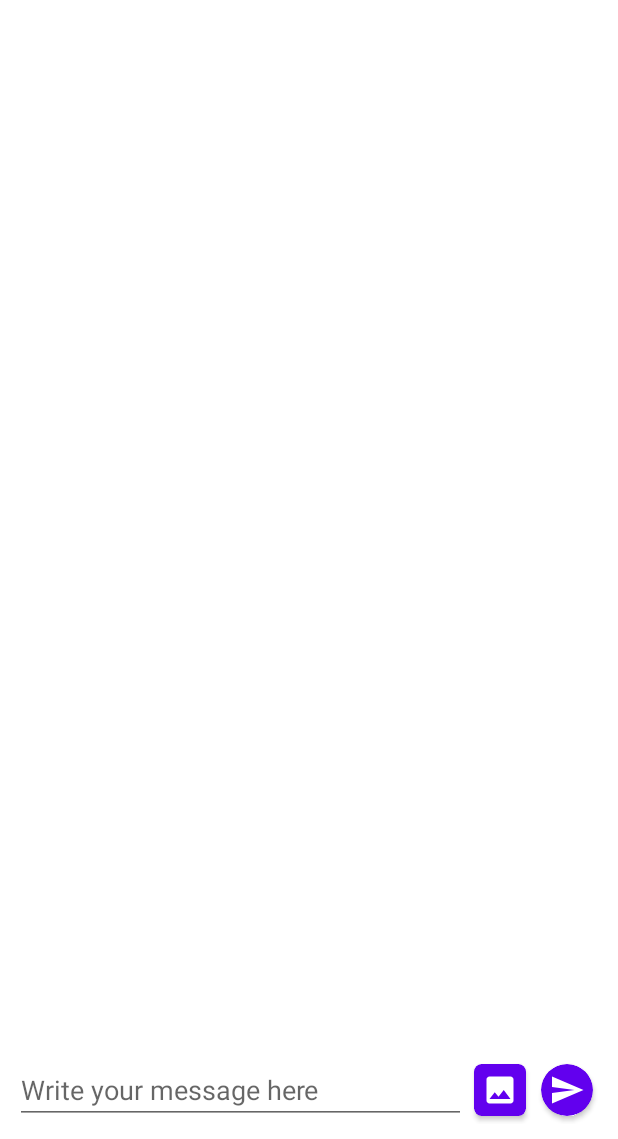
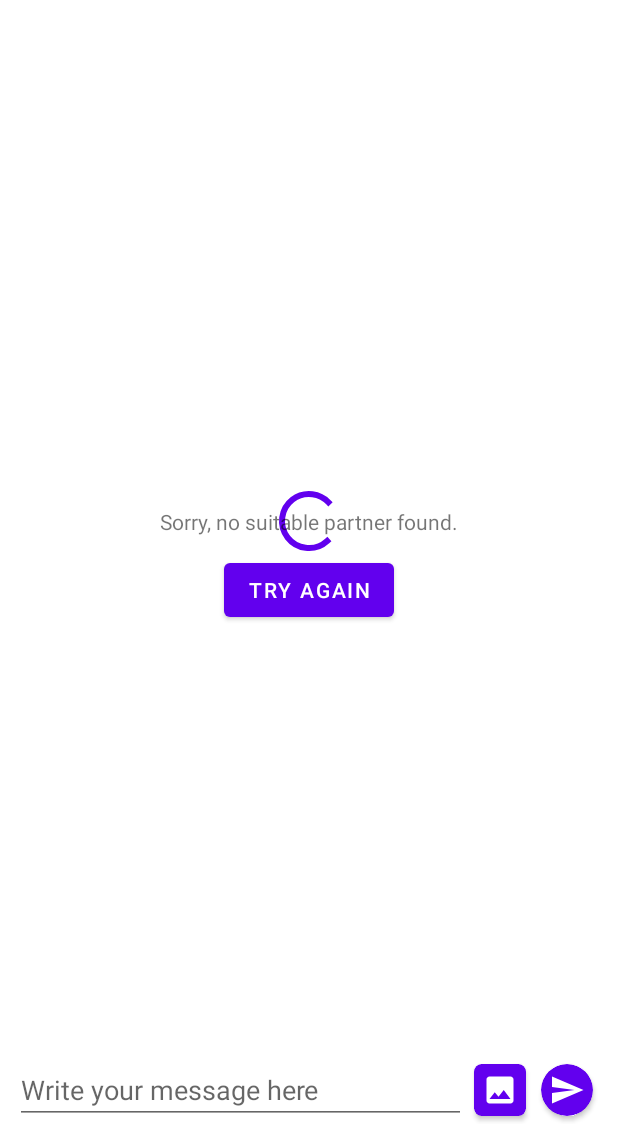
Before and after one commit to realmohdali/Lets_Chat_No_Login, an Android app: the chat screen opened directly, with no data from a screen before it, on a phone screen of 412 x 824 dp, the part 97-1236 px from its top. Run offline under Robolectric (Android 15) with nearby library versions, the phone set to English and light mode, and no system bars; network calls fail.

Commit message:
added some UI elements to chat activity

```diff
--- a/app/src/main/res/layout/activity_chat.xml
+++ b/app/src/main/res/layout/activity_chat.xml
@@ -7,6 +7,7 @@
     tools:context=".chat">
 
     <LinearLayout
+        android:id="@+id/linearLayout3"
         android:layout_width="match_parent"
         android:layout_height="wrap_content"
         android:background="@color/purple_700"
@@ -30,18 +31,40 @@
             android:layout_height="match_parent">
 
             <ImageView
-                android:padding="10dp"
+                android:id="@+id/end_chat_btn"
                 android:layout_width="wrap_content"
                 android:layout_height="wrap_content"
                 android:layout_alignParentEnd="true"
-                android:layout_centerInParent="true"
                 android:layout_marginEnd="5dp"
-                android:contentDescription="end chat"
+                android:contentDescription="@string/end_chat"
+                android:padding="10dp"
                 android:src="@drawable/ic_baseline_clear_24" />
         </RelativeLayout>
+
+
     </LinearLayout>
 
+    <ProgressBar
+        android:id="@+id/progress_bar"
+        android:layout_width="wrap_content"
+        android:layout_height="wrap_content"
+        app:layout_constraintBottom_toBottomOf="parent"
+        app:layout_constraintEnd_toEndOf="parent"
+        app:layout_constraintStart_toStartOf="parent"
+        app:layout_constraintTop_toTopOf="parent" />
+
+    <TextView
+        android:id="@+id/no_one"
+        android:layout_width="wrap_content"
+        android:layout_height="wrap_content"
+        android:text="@string/sorry_no_suitable_partner_found"
+        app:layout_constraintBottom_toBottomOf="parent"
+        app:layout_constraintEnd_toEndOf="parent"
+        app:layout_constraintStart_toStartOf="parent"
+        app:layout_constraintTop_toTopOf="parent" />
+
     <androidx.recyclerview.widget.RecyclerView
+        android:id="@+id/chat_view"
         android:layout_width="match_parent"
         android:layout_height="wrap_content"
         app:layout_constraintBottom_toTopOf="@+id/linearLayout2"
@@ -60,10 +83,13 @@
 
 
         <EditText
+            android:id="@+id/msg_box"
             android:layout_width="0dp"
             android:layout_height="wrap_content"
             android:layout_weight="98"
-            android:hint="Write your message here" />
+            android:hint="@string/write_your_message_here"
+            android:importantForAutofill="no"
+            android:inputType="text" />
 
         <androidx.cardview.widget.CardView
             android:layout_width="wrap_content"
@@ -75,8 +101,10 @@
             app:contentPadding="5dp">
 
             <ImageView
+                android:id="@+id/select_image"
                 android:layout_width="wrap_content"
                 android:layout_height="wrap_content"
+                android:contentDescription="@string/select_image"
                 android:src="@drawable/ic_baseline_image_24" />
         </androidx.cardview.widget.CardView>
 
@@ -90,11 +118,23 @@
             app:contentPadding="5dp">
 
             <ImageView
+                android:id="@+id/send_btn"
                 android:layout_width="wrap_content"
                 android:layout_height="wrap_content"
+                android:contentDescription="@string/send_button"
                 android:src="@drawable/ic_baseline_send_24" />
         </androidx.cardview.widget.CardView>
 
     </LinearLayout>
 
+    <Button
+        android:id="@+id/try_again"
+        android:layout_width="wrap_content"
+        android:layout_height="wrap_content"
+        android:layout_marginTop="12dp"
+        android:text="@string/try_again"
+        app:layout_constraintEnd_toEndOf="parent"
+        app:layout_constraintStart_toStartOf="parent"
+        app:layout_constraintTop_toBottomOf="@+id/no_one" />
+
 </androidx.constraintlayout.widget.ConstraintLayout>
--- a/app/src/main/res/values/strings.xml
+++ b/app/src/main/res/values/strings.xml
@@ -3,8 +3,14 @@
     <string name="male">Male</string>
     <string name="female">Female</string>
     <string name="both">Both</string>
-    <string name="please_fill_this_form">Please fill this form</string>
+    <string name="please_fill_this_form">Please fill the form</string>
     <string name="i_am">I am</string>
     <string name="i_am_interested_in">I am interested in</string>
     <string name="start_chatting">start chatting</string>
+    <string name="end_chat">end chat</string>
+    <string name="write_your_message_here">Write your message here</string>
+    <string name="select_image">select image</string>
+    <string name="send_button">send button</string>
+    <string name="sorry_no_suitable_partner_found">Sorry, no suitable partner found.</string>
+    <string name="try_again">try again</string>
 </resources>
--- a/app/src/main/res/values/themes.xml
+++ b/app/src/main/res/values/themes.xml
@@ -6,8 +6,8 @@
         <item name="colorPrimaryVariant">@color/purple_700</item>
         <item name="colorOnPrimary">@color/white</item>
         <!-- Secondary brand color. -->
-        <item name="colorSecondary">@color/teal_200</item>
-        <item name="colorSecondaryVariant">@color/teal_700</item>
+        <item name="colorSecondary">@color/purple_500</item>
+        <item name="colorSecondaryVariant">@color/purple_700</item>
         <item name="colorOnSecondary">@color/black</item>
         <!-- Status bar color. -->
         <item name="android:statusBarColor" tools:targetApi="l">?attr/colorPrimaryVariant</item>
```
